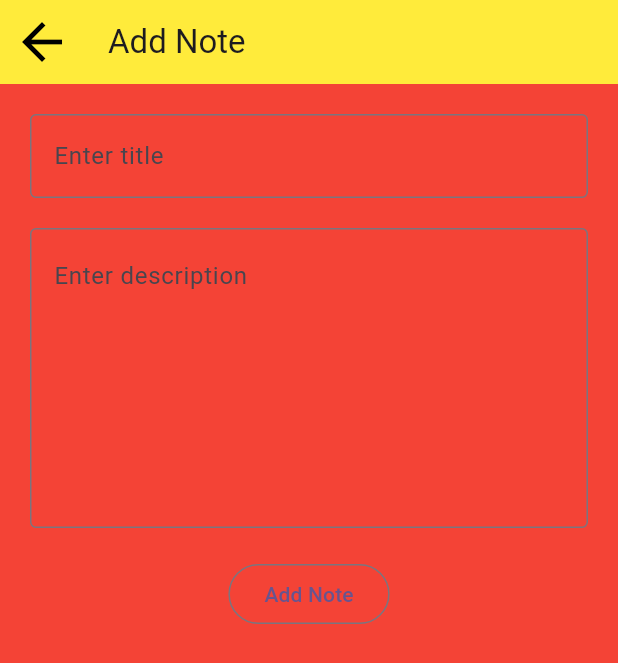
After one commit to vishalbhimporwala/notes, a Flutter app: the AddNote screen opened directly, after a tap on "Add Note", on a phone screen of 412 x 824 dp. The commit adds this screen. Shown: the top 663 px of the screen. Run offline on Flutter 3.47's test engine with Material 3 defaults, Android fonts, the phone set to English and light mode, and no system bars; our stand-ins replace dio, retrofit, shared_preferences; accounts and stored records are empty; generated files the repository leaves out were written again; network calls fail.

Commit message:
Notes added api added.

```diff
--- /dev/null
+++ b/lib/models/notes/NoteModel.dart
@@ -0,0 +1,33 @@
+/// title : "Hello"
+/// description : "desc of hellp"
+
+class NoteModel {
+  NoteModel({
+      String? title,
+      String? description,}){
+    _title = title;
+    _description = description;
+}
+
+  NoteModel.fromJson(dynamic json) {
+    _title = json['title'];
+    _description = json['description'];
+  }
+  String? _title;
+  String? _description;
+NoteModel copyWith({  String? title,
+  String? description,
+}) => NoteModel(  title: title ?? _title,
+  description: description ?? _description,
+);
+  String? get title => _title;
+  String? get description => _description;
+
+  Map<String, dynamic> toJson() {
+    final map = <String, dynamic>{};
+    map['title'] = _title;
+    map['description'] = _description;
+    return map;
+  }
+
+}
--- /dev/null
+++ b/lib/models/notes/NoteResponse.dart
@@ -0,0 +1,105 @@
+/// success : true
+/// message : "Notes added successfully"
+/// data : {"title":"Hello","description":"desc of hellp","userId":"662f5d91f68a338fb8e2afc5","_id":"663879aa33509dd786cb7bd2","__v":0}
+
+class NoteResponse {
+  NoteResponse({
+      bool? success,
+      String? message,
+      Data? data,}){
+    _success = success;
+    _message = message;
+    _data = data;
+}
+
+  NoteResponse.fromJson(dynamic json) {
+    _success = json['success'];
+    _message = json['message'];
+    _data = json['data'] != null ? Data.fromJson(json['data']) : null;
+  }
+  bool? _success;
+  String? _message;
+  Data? _data;
+NoteResponse copyWith({  bool? success,
+  String? message,
+  Data? data,
+}) => NoteResponse(  success: success ?? _success,
+  message: message ?? _message,
+  data: data ?? _data,
+);
+  bool? get success => _success;
+  String? get message => _message;
+  Data? get data => _data;
+
+  Map<String, dynamic> toJson() {
+    final map = <String, dynamic>{};
+    map['success'] = _success;
+    map['message'] = _message;
+    if (_data != null) {
+      map['data'] = _data?.toJson();
+    }
+    return map;
+  }
+
+}
+
+/// title : "Hello"
+/// description : "desc of hellp"
+/// userId : "662f5d91f68a338fb8e2afc5"
+/// _id : "663879aa33509dd786cb7bd2"
+/// __v : 0
+
+class Data {
+  Data({
+      String? title,
+      String? description,
+      String? userId,
+      String? id,
+      num? v,}){
+    _title = title;
+    _description = description;
+    _userId = userId;
+    _id = id;
+    _v = v;
+}
+
+  Data.fromJson(dynamic json) {
+    _title = json['title'];
+    _description = json['description'];
+    _userId = json['userId'];
+    _id = json['_id'];
+    _v = json['__v'];
+  }
+  String? _title;
+  String? _description;
+  String? _userId;
+  String? _id;
+  num? _v;
+Data copyWith({  String? title,
+  String? description,
+  String? userId,
+  String? id,
+  num? v,
+}) => Data(  title: title ?? _title,
+  description: description ?? _description,
+  userId: userId ?? _userId,
+  id: id ?? _id,
+  v: v ?? _v,
+);
+  String? get title => _title;
+  String? get description => _description;
+  String? get userId => _userId;
+  String? get id => _id;
+  num? get v => _v;
+
+  Map<String, dynamic> toJson() {
+    final map = <String, dynamic>{};
+    map['title'] = _title;
+    map['description'] = _description;
+    map['userId'] = _userId;
+    map['_id'] = _id;
+    map['__v'] = _v;
+    return map;
+  }
+
+}
--- /dev/null
+++ b/lib/notes/add_notes.dart
@@ -0,0 +1,106 @@
+import 'dart:ui';
+
+import 'package:dio/dio.dart';
+import 'package:flutter/cupertino.dart';
+import 'package:flutter/material.dart';
+import 'package:notes/models/error/ApiError.dart';
+import 'package:notes/repository/ApiInterface.dart';
+import 'package:notes/utils/app_utils.dart';
+
+import '../authentication/login.dart';
+import '../models/notes/NoteModel.dart';
+import '../models/notes/NoteResponse.dart';
+import '../utils/error_convertor.dart';
+
+class AddNote extends StatefulWidget {
+  const AddNote({super.key});
+
+  @override
+  State<StatefulWidget> createState() => _AddNoteState();
+}
+
+class _AddNoteState extends State<AddNote> {
+  var titleController = TextEditingController();
+  var descController = TextEditingController();
+  var noteModel = NoteModel();
+
+  Future<NoteResponse> addNote(NoteModel noteModel) async {
+    try {
+      NoteResponse noteResponse =
+          await ApiInterFace().getApiService().addNote(noteModel);
+      return noteResponse;
+    } on DioException catch (error) {
+      final apiError = ErrorConverter().convert(error.response);
+      return Future.error(apiError);
+    }
+  }
+
+  @override
+  Widget build(BuildContext context) {
+    // TODO: implement build
+    return Scaffold(
+      appBar: AppBar(
+        backgroundColor: Colors.yellow,
+        leading: IconButton(
+          iconSize: 40,
+          onPressed: () => Navigator.pop(context),
+          icon: const Icon(
+            Icons.arrow_back,
+            color: Colors.black,
+          ),
+        ),
+        title: const Text("Add Note"),
+      ),
+      body: SafeArea(
+        child: Container(
+          padding: const EdgeInsets.all(20),
+          color: Colors.red,
+          constraints: const BoxConstraints.expand(),
+          child: Column(
+            children: [
+              TextFormField(
+                controller: titleController,
+                keyboardType: TextInputType.name,
+                decoration: const InputDecoration(
+                    hintText: "Enter title", border: OutlineInputBorder()),
+              ),
+              const SizedBox(height: 20),
+              SizedBox(
+                height: 200,
+                child: TextFormField(
+                  controller: descController,
+                  expands: true,
+                  maxLines: null,
+                  keyboardType: TextInputType.multiline,
+                  decoration: const InputDecoration(
+                      hintText: "Enter description",
+                      border: OutlineInputBorder()),
+                  textAlignVertical: TextAlignVertical.top,
+                ),
+              ),
+              const SizedBox(height: 20),
+              OutlinedButton(
+                  onPressed: () {
+                    AppUtils().printLog("Add Note button click");
+                    noteModel = NoteModel(
+                        title: titleController.text,
+                        description: descController.text);
+                    addNote(noteModel).then((noteResponse) {
+                      AppUtils.showSnackBar(context, "Note added successfully");
+                    }, onError: (apiError) {
+                      AppUtils.showSnackBar(context, apiError.message);
+                      Navigator.pushAndRemoveUntil(
+                          context,
+                          MaterialPageRoute(
+                              builder: (context) => const LoginScreen()),
+                              (route) => false);
+                    });
+                  },
+                  child: const Text("Add Note"))
+            ],
+          ),
+        ),
+      ),
+    );
+  }
+}
--- /dev/null
+++ b/lib/repository/ApiInterface.dart
@@ -0,0 +1,22 @@
+import 'package:dio/dio.dart';
+import 'package:flutter/cupertino.dart';
+import 'package:notes/models/authentication/acces_token_interceptor.dart';
+
+import 'api_service.dart';
+
+class ApiInterFace {
+  ApiServices getApiService() {
+    final logInter = LogInterceptor(
+        logPrint: (Object o) => debugPrint(o.toString()),
+        error: true,
+        requestBody: true,
+        responseBody: true,
+        responseHeader: true,
+        request: true,
+        requestHeader: true);
+    final Dio dio = Dio(BaseOptions(contentType: "application/json"));
+    dio.interceptors.add(logInter);
+    dio.interceptors.add(AccessTokenInterceptor());
+    return ApiServices(dio);
+  }
+}
--- a/lib/repository/api_service.dart
+++ b/lib/repository/api_service.dart
@@ -3,6 +3,9 @@ import 'package:notes/models/authentication/RegisterModel.dart';
 import 'package:notes/models/authentication/RegisterResponse.dart';
 import 'package:retrofit/http.dart';
 import 'package:retrofit/retrofit.dart';
+
+import '../models/notes/NoteModel.dart';
+import '../models/notes/NoteResponse.dart';
 
 part 'api_service.g.dart';
 
@@ -16,4 +19,8 @@ abstract class ApiServices {
 
   @POST("user/login")
   Future<RegisterResponse> login(@Body() RegisterModel registerUser);
+
+  @POST("note/create")
+  Future<NoteResponse> addNote(@Body() NoteModel noteModel);
+
 }
```
Also changed, not shown: lib/authentication/login.dart (+2 -11 lines), lib/home page.dart (+31 -20 lines), lib/models/authentication/acces_token_interceptor.dart (added, +29 -0 lines), lib/session/session_manager.dart (+15 -3 lines), 4 other files.
